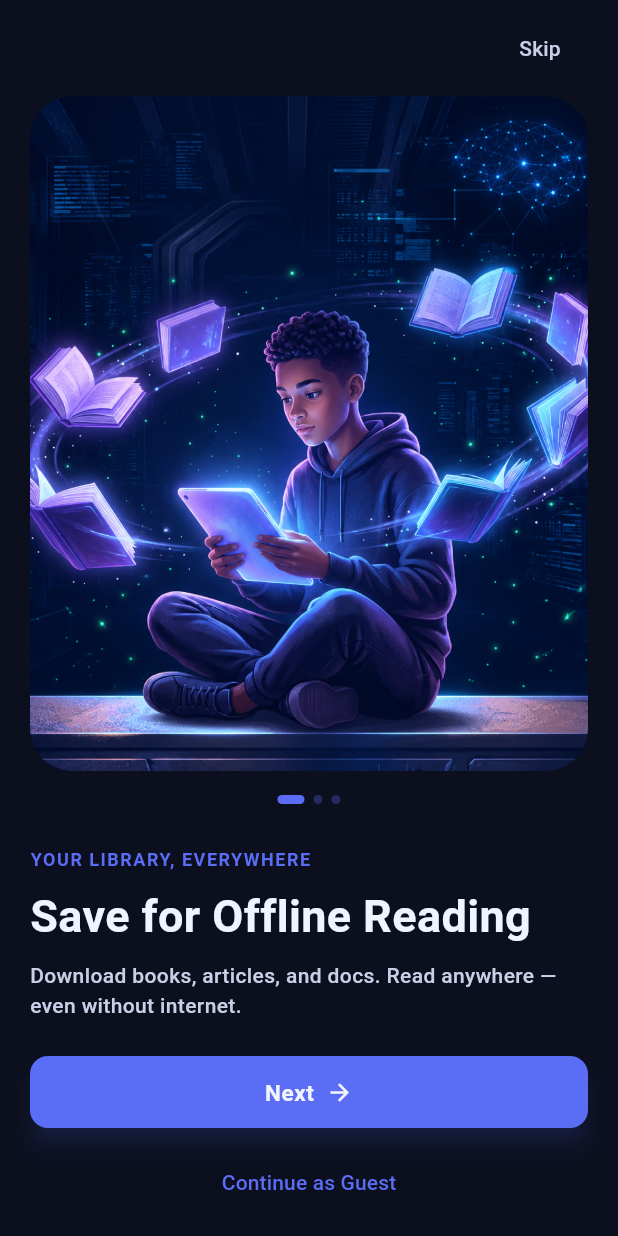
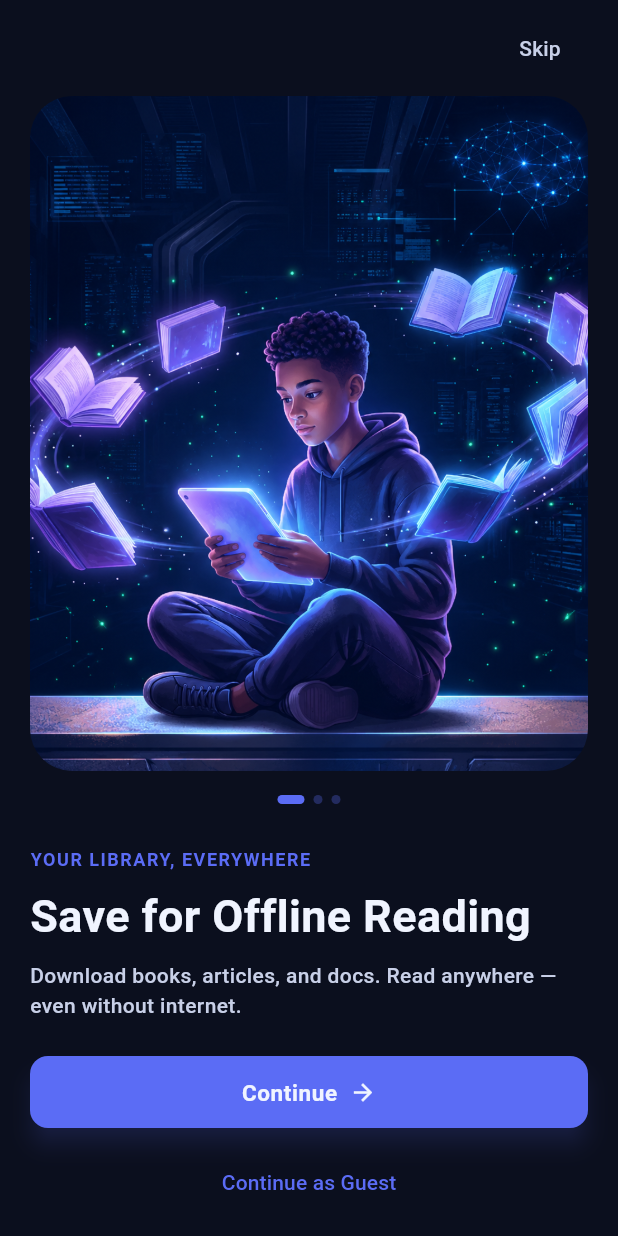
Before and after one commit to WalterLugalia/project_education, a Flutter app: the _OnboardingView screen opened directly, on a phone screen of 412 x 824 dp. Run offline on Flutter 3.47's test engine with Material 3 defaults, Android fonts, the phone set to English and light mode, and no system bars; our stand-ins replace equatable, flutter_bloc, get_it, hive, hive_flutter; accounts and stored records are empty.

Commit message:
change  the text in the 'next button'

```diff
--- a/lib/feature/onboarding/presentation/onboarding_screen.dart
+++ b/lib/feature/onboarding/presentation/onboarding_screen.dart
@@ -129,7 +129,7 @@ class _OnboardingView extends StatelessWidget {
                   const SizedBox(height: 24),
 
                   AppButton(
-                    text: 'Next',
+                    text: 'Continue',
                     icon: Icons.arrow_forward,
                     iconFirst: false,
                     isFullWidth: true,
```
